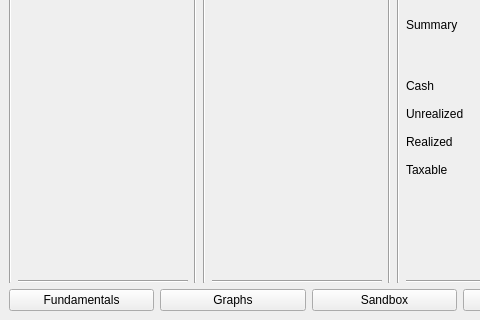
The window that src/app/ui/mainwindow.ui (sharbel256/numeri) describes before a commit, drawn with Qt 5; both pictures show x 0 to 480 and y 380 to 700 of the 920 by 700 pixel window.
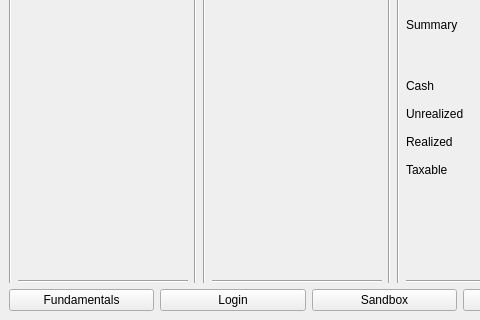
The same window after the commit.

Patch:
```diff
--- a/src/app/ui/mainwindow.ui
+++ b/src/app/ui/mainwindow.ui
@@ -709,7 +709,7 @@
         <item>
          <widget class="QPushButton" name="pushButton_4">
           <property name="text">
-           <string>Graphs</string>
+           <string>Login</string>
           </property>
          </widget>
         </item>
```
Left out of the diff: 2 changed lines with no effect on the pictures.
